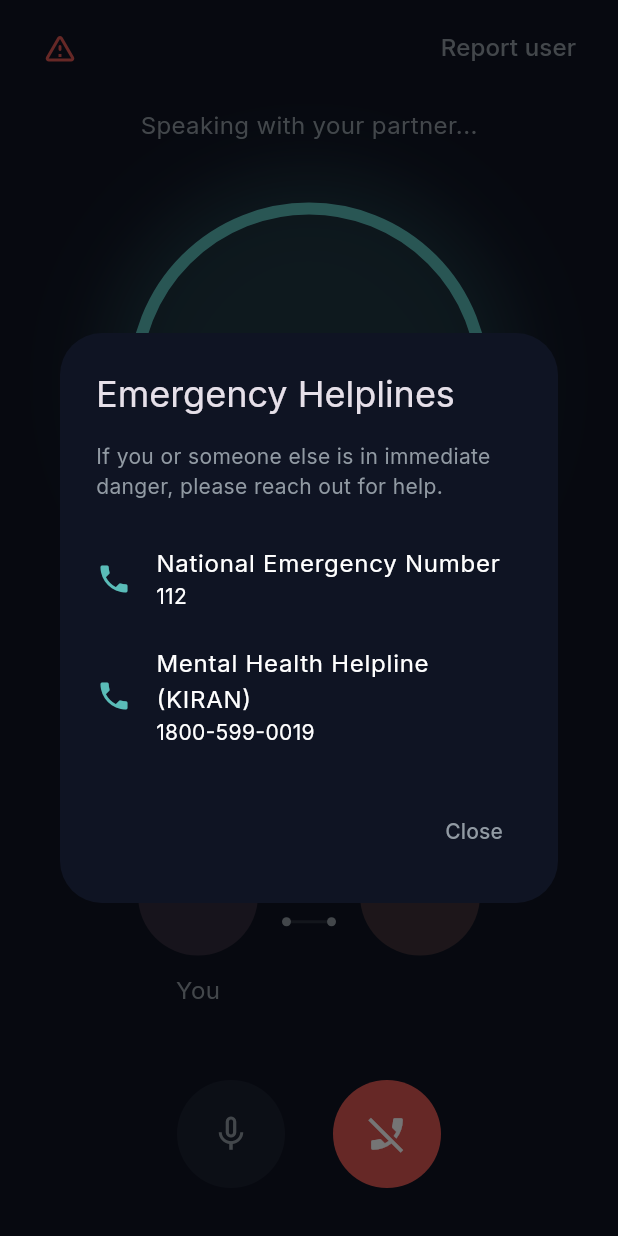
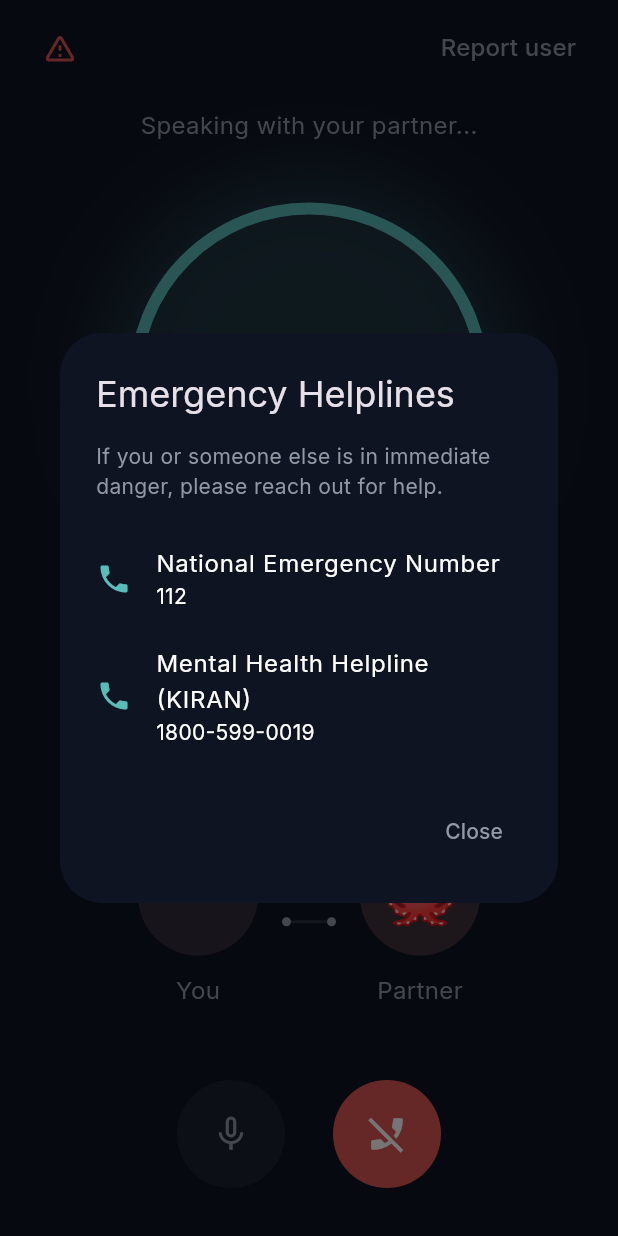
Before and after one commit to vishwamharitwal/Safesapce.server, a Flutter app: the ActiveSessionScreen screen opened directly with empty values, after a tap on the "warning amber" icon, on a phone screen of 412 x 824 dp. Run offline on Flutter 3.47's test engine with Material 3 defaults, Android fonts, the phone set to English and light mode, and no system bars; our stand-ins replace connectivity_plus, flutter_animate, flutter_dotenv, flutter_riverpod, google_fonts, socket_io_client and 1 more; missing offline and left inert: audio_session, flutter_webrtc; accounts and stored records are empty.

Commit message:
feat(active-session): show random partner avatar different from user own to fix 'Someone' bug

```diff
--- a/lib/features/session/presentation/pages/active_session_screen.dart
+++ b/lib/features/session/presentation/pages/active_session_screen.dart
@@ -1,5 +1,6 @@
 import 'package:flutter/material.dart';
 import 'dart:async';
+import 'dart:math';
 import 'package:flutter_application_1/core/theme/app_colors.dart';
 import 'package:flutter_application_1/features/session/presentation/pages/post_session_screen.dart';
 import 'package:url_launcher/url_launcher.dart';
@@ -29,6 +30,20 @@ class _ActiveSessionScreenState extends State<ActiveSessionScreen> {
   int _secondsRemaining = 8 * 60; // 8 minutes
   Timer? _timer;
   bool _isMuted = false;
+  late String _partnerAvatar;
+
+  // All available avatars in the app
+  static const List<String> _allAvatars = [
+    '🐰',
+    '🦊',
+    '🐼',
+    '🐱',
+    '🐶',
+    '🐯',
+    '🐸',
+    '🐙',
+    '👾',
+  ];
 
   void _toggleMute() {
     setState(() {
@@ -41,6 +56,7 @@ class _ActiveSessionScreenState extends State<ActiveSessionScreen> {
   void initState() {
     super.initState();
     startTimer();
+    _assignPartnerAvatar();
 
     widget.signalingService.onPartnerLeft = () {
       if (mounted) {
@@ -53,6 +69,15 @@ class _ActiveSessionScreenState extends State<ActiveSessionScreen> {
         _endSession(isPartnerLeft: true);
       }
     };
+  }
+
+  void _assignPartnerAvatar() {
+    // Get the current user's own avatar from the signaling service
+    final myAvatar = widget.signalingService.partnerAvatar ?? '';
+    // Pick a random avatar that is different from the user's own
+    final others = _allAvatars.where((a) => a != myAvatar).toList();
+    final pool = others.isEmpty ? _allAvatars : others;
+    _partnerAvatar = pool[Random().nextInt(pool.length)];
   }
 
   void startTimer() {
@@ -319,8 +344,8 @@ class _ActiveSessionScreenState extends State<ActiveSessionScreen> {
                         const _ConnectionDots(),
                         const SizedBox(width: 16),
                         _AvatarWidget(
-                          label: widget.partnerName,
-                          icon: widget.partnerAvatar,
+                          label: 'Partner',
+                          icon: _partnerAvatar,
                           bgColor: AppColors.avatarBubbleRight,
                         ),
                       ],
```
